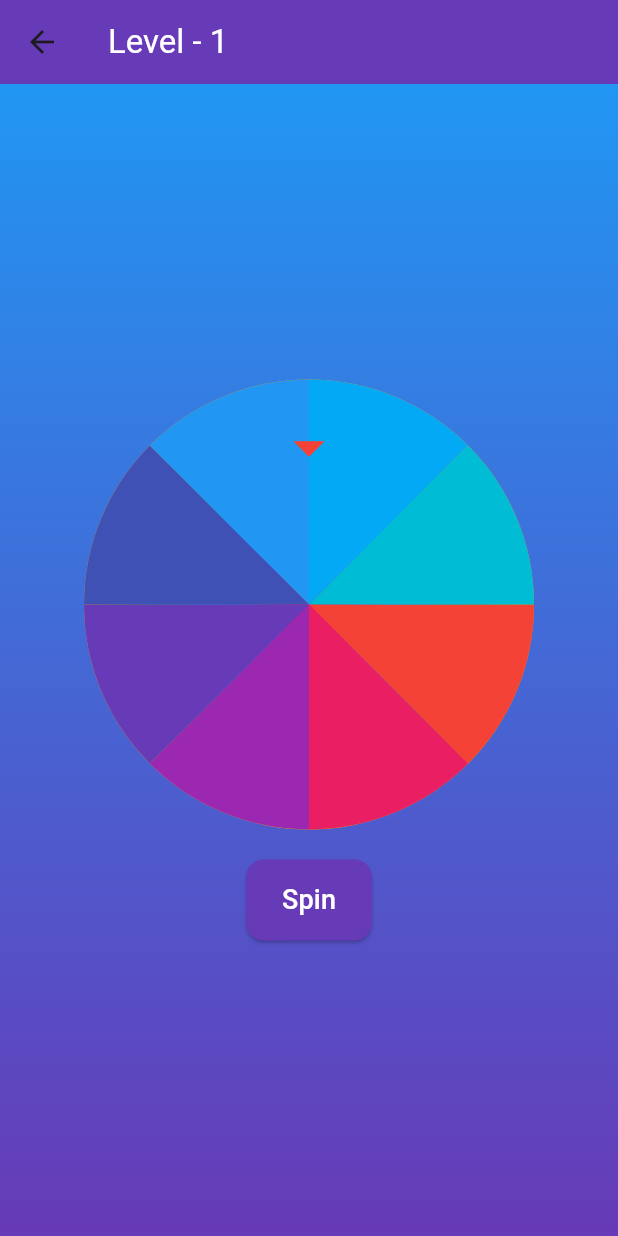
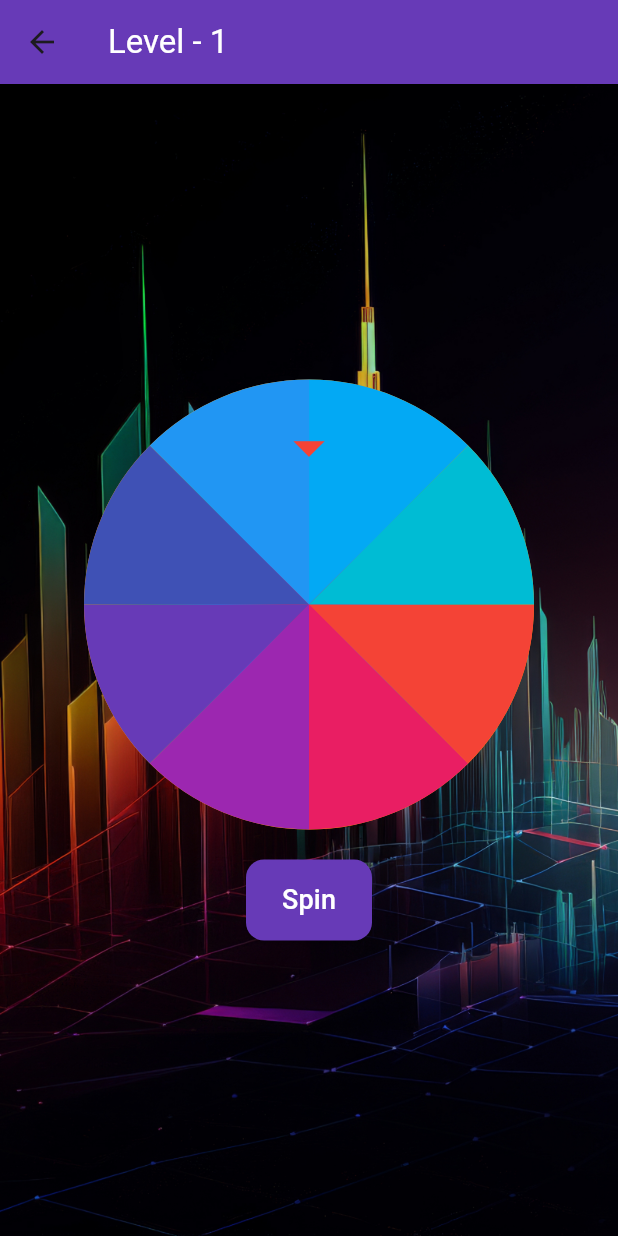
Before and after one commit to nandananp/money-matrix-front-end, a Flutter app: the SpinScreen screen opened by its route, on a phone screen of 412 x 824 dp. Run offline on Flutter 3.47's test engine with Material 3 defaults, Android fonts, the phone set to English and light mode, and no system bars; our stand-ins replace shared_preferences; accounts and stored records are empty; network calls fail.

Commit message:
update: spin bkgrnd && passiv amnt update

```diff
--- a/lib/FinancialReportScreen.dart
+++ b/lib/FinancialReportScreen.dart
@@ -34,7 +34,7 @@ class _FinancialReportScreenState extends State<FinancialReportScreen> {
     if (response.statusCode == 200) {
       setState(() {
         financialData = json.decode(response.body);
-        if ((financialData?["passiveIncome"] ?? 0) >= 15000) {
+        if ((financialData?["passiveIncome"] ?? 0) >= 50000) {
           Future.delayed(Duration.zero, () => _showLevelUpDialog(context));
         }
       });
@@ -361,7 +361,7 @@ class _FinancialReportScreenState extends State<FinancialReportScreen> {
                           ),
                           LayoutBuilder(
                             builder: (context, constraints) {
-                              double progress = (financialData?["passiveIncome"] ?? 0) / 15000;
+                              double progress = (financialData?["passiveIncome"] ?? 0) / 50000;
                               return Container(
                                 width: constraints.maxWidth * progress.clamp(0.0, 1.0),
                                 height: 12,
@@ -375,7 +375,7 @@ class _FinancialReportScreenState extends State<FinancialReportScreen> {
                           Positioned(
                             right: 10,
                             child: Text(
-                              "${(financialData?["passiveIncome"] ?? 0)}/15000",
+                              "${(financialData?["passiveIncome"] ?? 0)}/50000",
                               style: const TextStyle(fontSize: 12, fontWeight: FontWeight.bold, color: Colors.black),
                             ),
                           ),
--- a/lib/SpinScreen.dart
+++ b/lib/SpinScreen.dart
@@ -124,6 +124,10 @@ class _SpinScreenState extends State<SpinScreen>
       ),
       body: Container(
         decoration: const BoxDecoration(
+          image: DecorationImage(
+            image: AssetImage("assets/line.jpg"), // Use NetworkImage for a URL image
+            fit: BoxFit.cover, // Covers the entire screen
+          ),
           gradient: LinearGradient(
             begin: Alignment.topCenter,
             end: Alignment.bottomCenter,
```
Also changed, not shown: assets/line.jpg (added), assets/spin.jpg (added).
